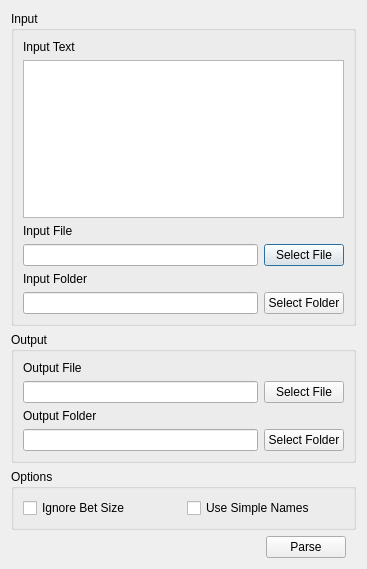
Before: the Qt Designer form src/historyparser.ui in Z0mBee/HandHistoryParser, drawn with Qt 5.
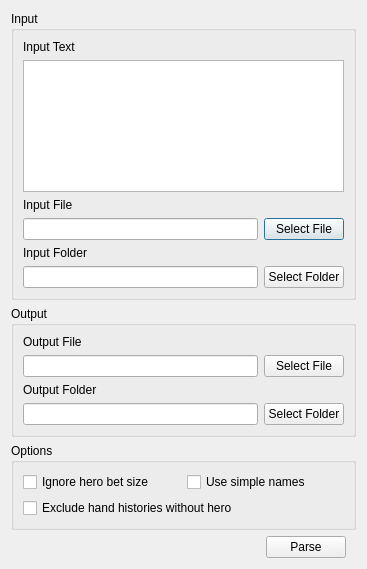
After: the same form once the commit is applied. Icons and pictures are not drawn.

Commit message: Added exclude hand histories without hero feature

```diff
--- a/src/historyparser.ui
+++ b/src/historyparser.ui
@@ -151,20 +151,48 @@
      <property name="title">
       <string>Options</string>
      </property>
+     <layout class="QVBoxLayout" name="verticalLayout_3">
+      <item>
      <layout class="QHBoxLayout" name="horizontalLayout_6">
       <item>
        <widget class="QCheckBox" name="checkBoxIgnoreBetSize">
         <property name="text">
-         <string>Ignore Bet Size</string>
+           <string>Ignore hero bet size</string>
         </property>
        </widget>
       </item>
       <item>
        <widget class="QCheckBox" name="checkBoxSimpleNames">
         <property name="text">
-         <string>Use Simple Names</string>
-        </property>
-       </widget>
+           <string>Use simple names</string>
+          </property>
+         </widget>
+        </item>
+       </layout>
+      </item>
+      <item>
+       <layout class="QHBoxLayout" name="horizontalLayout_7">
+        <item>
+         <widget class="QCheckBox" name="checkBoxExcludeNoHeroHH">
+          <property name="text">
+           <string>Exclude hand histories without hero</string>
+          </property>
+         </widget>
+        </item>
+        <item>
+         <spacer name="horizontalSpacer_2">
+          <property name="orientation">
+           <enum>Qt::Horizontal</enum>
+          </property>
+          <property name="sizeHint" stdset="0">
+           <size>
+            <width>40</width>
+            <height>20</height>
+           </size>
+          </property>
+         </spacer>
+        </item>
+       </layout>
       </item>
      </layout>
     </widget>
```
Lines whose indentation alone changed are shown as unchanged. The commit also changes 3 other files.
